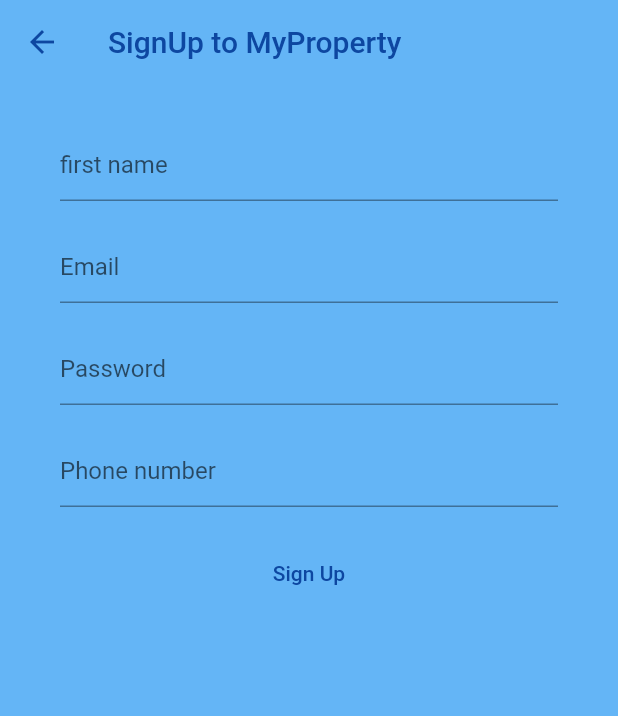
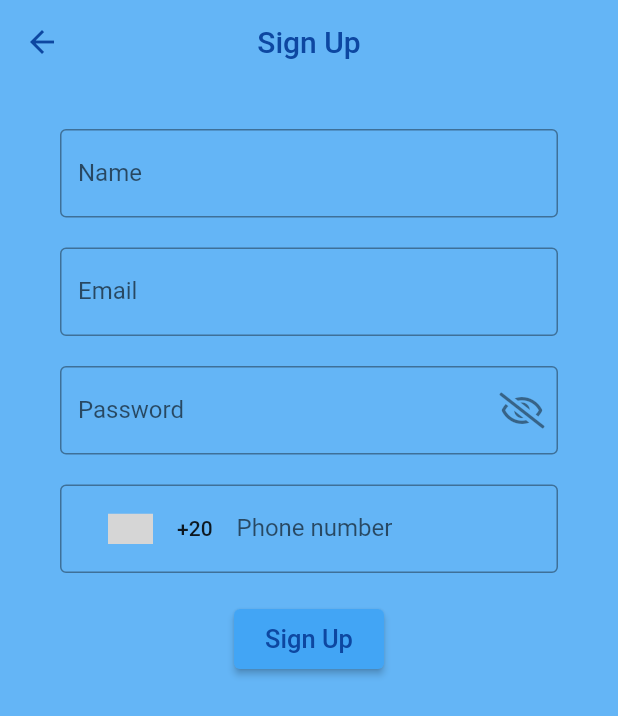
Before and after one commit to mohamedafify/MyProperty, a Flutter app: the Register screen opened directly, on a phone screen of 412 x 824 dp. Shown: the top 716 px of the screen. Run offline on Flutter 3.47's test engine with Material 2 defaults, Android fonts, the phone set to English and light mode, and no system bars; drawn by our look-alikes of country_code_picker; our stand-ins replace auto_size_text, cloud_firestore, extended_image, firebase_auth, firebase_core, firebase_storage and 6 more; missing offline and left inert: device_apps, multi_image_picker; accounts and stored records are empty; network calls fail; Roboto replaces fonts that are missing (Sans); grey boxes are pictures that could not be loaded.

Commit message:
[refactor] redesign the register and sign in pages
-added country_code_picker package for the registration form phone
number
-added autofill functionality for both both pages
-added a boarder for each form
-made a utility widget ShowToast that shows a toast at the bottom of the
screen for a number of seconds
-made the error handling of the registration and sign in to be displayed
for user

```diff
--- a/lib/screens/authenticate/register.dart
+++ b/lib/screens/authenticate/register.dart
@@ -1,13 +1,15 @@
-import 'dart:developer' as developer;
-
+import 'package:MyProperty/models/user.dart';
 import 'package:MyProperty/services/connection.dart';
+import 'package:MyProperty/utils/showToast.dart';
 import 'package:MyProperty/utils/stringHelp.dart';
 import 'package:flutter/material.dart';
 import 'package:MyProperty/utils/constant.dart';
 import 'package:MyProperty/utils/loading.dart';
 import 'package:MyProperty/services/auth.dart';
-import 'package:MyProperty/utils/show_dialog.dart';
+import 'package:flutter/services.dart';
+import 'package:font_awesome_flutter/font_awesome_flutter.dart';
 import 'package:provider/provider.dart';
+import 'package:country_code_picker/country_code_picker.dart';
 
 class Register extends StatefulWidget {
 	@override
@@ -23,6 +25,8 @@ class _RegisterState extends State<Register> {
 	String _email = "";
 	String _password = "";
 	String _number = "";
+	bool _obscurePassword = true;
+	String _countryCode = "+20";
 
 	@override
 	Widget build(BuildContext context) {
@@ -30,6 +34,7 @@ class _RegisterState extends State<Register> {
 		return loading ? Loading(Colors.blue) : Scaffold(
 			backgroundColor: Constant.backgroundColor,
 			appBar: AppBar(
+				centerTitle: true,
 				leading: BackButton(
 					color: Constant.buttonTextColor,
 					onPressed: () => Navigator.of(context).pop(),
@@ -37,15 +42,16 @@ class _RegisterState extends State<Register> {
 				backgroundColor: Constant.backgroundColor,
 				elevation: 0.0,
 				title: Text(
-					"SignUp to MyProperty",
+					"Sign Up",
 					style: TextStyle(
 						color: Constant.buttonTextColor
 					)
 				),
 			),
-			body: Center(
-			child: Container(
+			body: Container(
+				child: SingleChildScrollView(
 					padding: EdgeInsets.symmetric(vertical: 10.0, horizontal: 40.0),
+					child: AutofillGroup(
 						child: Form(
 							key: _formKey,
 							child: Column(
@@ -54,12 +60,20 @@ class _RegisterState extends State<Register> {
 									// first name
 									TextFormField(
 										validator: (val) => val.isEmpty ? "Enter valid name" : null,
+										autofillHints: [AutofillHints.name],
 										keyboardType: TextInputType.name,
+										autovalidateMode: AutovalidateMode.onUserInteraction,
+										onEditingComplete: () => TextInput.finishAutofillContext(),
 										decoration: InputDecoration(
-										hintText: "first name"
+											labelText: "Name",
+											border: OutlineInputBorder(
+												borderSide: BorderSide(
+													color: Colors.black,
+												),
+											),
 										),
 										onChanged: (val) {
-										setState(() => _name = val);
+											setState(() => _name = val.trim());
 										},
 									),
 									SizedBox(height: 20.0),
@@ -67,8 +81,16 @@ class _RegisterState extends State<Register> {
 									TextFormField(
 										validator: (val) => val.isEmpty ? "Enter valid email" : null,
 										keyboardType: TextInputType.emailAddress,
+										autofillHints: [AutofillHints.email],
+										onEditingComplete: () => TextInput.finishAutofillContext(),
+										autovalidateMode: AutovalidateMode.onUserInteraction,
 										decoration: InputDecoration(
-										hintText: "Email"
+											labelText: "Email",
+											border: OutlineInputBorder(
+												borderSide: BorderSide(
+													color: Colors.black,
+												),
+											),
 										),
 										onChanged: (val) {
 											setState(() => _email = val);
@@ -78,9 +100,25 @@ class _RegisterState extends State<Register> {
 									// password
 									TextFormField(
 										validator: (val) => val.length < 8 ? "Enter valid password" : null,
-									obscureText: true,
+										obscureText: _obscurePassword,
+										onEditingComplete: () => TextInput.finishAutofillContext(),
+										autovalidateMode: AutovalidateMode.onUserInteraction,
+										autofillHints: [AutofillHints.password],
 										decoration: InputDecoration(
-									hintText: "Password"
+											labelText: "Password",
+											border: OutlineInputBorder(
+												borderSide: BorderSide(
+													color: Colors.black,
+												),
+											),
+											suffixIcon: IconButton(
+												icon: _obscurePassword ? FaIcon(FontAwesomeIcons.eyeSlash) : FaIcon(FontAwesomeIcons.eye),
+												onPressed: () {
+													setState(() {
+														_obscurePassword = !_obscurePassword;
+													});
+												},
+											)
 										),
 										onChanged: (val) {
 											setState(() => _password = val);
@@ -91,8 +129,20 @@ class _RegisterState extends State<Register> {
 									TextFormField(
 										validator: (val) => !StringHelp.isNumeric(val) ? "Enter a valid number" : null,
 										keyboardType: TextInputType.phone,
+										onEditingComplete: () => TextInput.finishAutofillContext(),
+										autovalidateMode: AutovalidateMode.onUserInteraction,
 										decoration: InputDecoration(
-										hintText: "Phone number"
+											prefixIcon: CountryCodePicker(
+												flagWidth: 30,
+												enabled: false,
+												initialSelection: _countryCode,
+											),
+											labelText: "Phone number",
+											border: OutlineInputBorder(
+												borderSide: BorderSide(
+													color: Colors.black,
+												),
+											),
 										),
 										onChanged: (val) {
 											setState(() => _number = val);
@@ -101,9 +151,15 @@ class _RegisterState extends State<Register> {
 									SizedBox(height: 20.0),
 									// signup button
 									TextButton(
+										style: ButtonStyle(
+											backgroundColor: MaterialStateColor.resolveWith((states) => Colors.blue[400]),
+											minimumSize: MaterialStateProperty.resolveWith((states) => Size(100, 40)),
+											elevation: MaterialStateProperty.resolveWith((states) => 2)
+										),
 										child: Text(
 											"Sign Up",
 											style: TextStyle(
+												fontSize: 17,
 												color: Constant.buttonTextColor
 											),
 										),
@@ -112,27 +168,16 @@ class _RegisterState extends State<Register> {
 												await connection.checkConnection();
 												if (Connection.hasInternet) {
 													setState(() => loading = true);
-												dynamic user = await _auth.registerWithEmailandPassword(this._email, this._password, this._name, this._number);
-												ShowDialog signUpDialog = ShowDialog();
-												// pop the signIn widget from authentication push
-												if (user == null) {
-													print("Error Siging Up");
-													developer.log("user is null", name: "register_signUpButtonERROR");
-													signUpDialog.showDialogOnScreen(context, "user is null", "register_signUpButtonERROR");
+													dynamic user = await _auth.registerWithEmailandPassword(this._email, this._password, this._name, "+2" + this._number);
+													if (user is MyUser) {
+														Navigator.pop(context);
 													} else {
-													Navigator.pop(context);
-													developer.log("registered Successfully", name: "register_signUpButton");
-													signUpDialog.showDialogOnScreen(context, "registered Successfully", "register_signUpButton");
+														ShowToast(context).popUp(text: user, color: Colors.red);
 													}
 													setState(() => loading = false);
 												} else {
 													connection.checkConnection();
-												ScaffoldMessenger.of(context).showSnackBar(
-													SnackBar(
-														content: Text(
-															"No Internet Connection")
-													)
-												);
+													ShowToast(context).popUp(text:"No Internet Connection", color: Colors.red);
 												}
 											}
 										},
@@ -141,7 +186,8 @@ class _RegisterState extends State<Register> {
 							)
 						),
 					),
-			)
+				),
+			),
 		);
 	}
 }
--- a/lib/utils/loading.dart
+++ b/lib/utils/loading.dart
@@ -15,7 +15,7 @@ class Loading extends StatelessWidget {
 						height: 30,
 					),
 					Text(
-						"My Property",
+						"MyProperty",
 						style: TextStyle(
 							fontSize: 50,
 							color: Constant.buttonTextColor,
--- /dev/null
+++ b/lib/utils/showToast.dart
@@ -0,0 +1,23 @@
+import 'package:flutter/cupertino.dart';
+import 'package:flutter/material.dart';
+
+class ShowToast {
+	final BuildContext context;
+	ShowToast(this.context);
+	popUp({
+		@required String text,
+		Duration duration = const Duration(seconds: 3),
+		Color color = Colors.white}) {
+		ScaffoldMessenger.of(context).showSnackBar(
+			SnackBar(
+				duration: duration,
+				content: Text(
+					text,
+					style: TextStyle(
+						color: color,
+					),
+				),
+			)
+		);
+	}
+}
--- a/lib/viewModels/propertyDetailsViewModel.dart
+++ b/lib/viewModels/propertyDetailsViewModel.dart
@@ -15,12 +15,11 @@ class PropertyDetailsViewModel {
 		return await _database.getUserByID(uid);
 	}
 	Future openWhatsappChat(BuildContext context, String number) async {
-		String url = "https://wa.me/2$number";
+		String url = "https://wa.me/$number";
 		if (await DeviceApps.isAppInstalled("com.whatsapp")) {
 			await canLaunch(url) ? await launch(url) : ShowDialog().showDialogOnScreen(scaffoldKey.currentContext, "Couldn't open WhatsApp", "This is a problem please contact us if it keeps showing this error");
 		} else {
 			ShowDialog().showDialogOnScreen(scaffoldKey.currentContext, "WhatsApp is not installed", "Please install WhatsApp first then try again.");
-			print("whatsapp is not installed");
 		}
 	}
 }
--- a/pubspec.yaml
+++ b/pubspec.yaml
@@ -40,6 +40,7 @@ dependencies:
   device_apps: ^2.1.1
   url_launcher: ^5.2.5
   font_awesome_flutter: ^9.0.0
+  country_code_picker: ^2.0.1
 dev_dependencies:
   flutter_test:
     sdk: flutter
```
Also changed, not shown: lib/screens/authenticate/sign_in.dart (+47 -24 lines), lib/screens/home/newProperty/location.dart (+4 -33 lines), lib/screens/home/newProperty/newProperty.dart (+4 -25 lines), lib/services/auth.dart (+29 -15 lines), pubspec.lock. Lines whose indentation alone changed are shown as unchanged.
